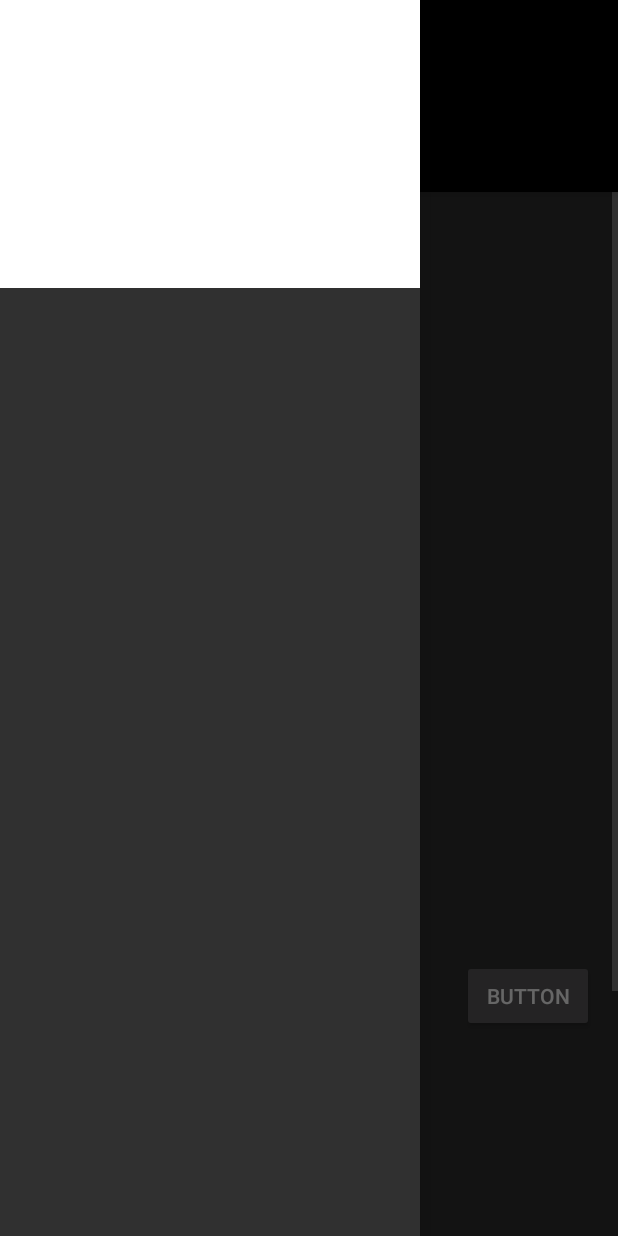
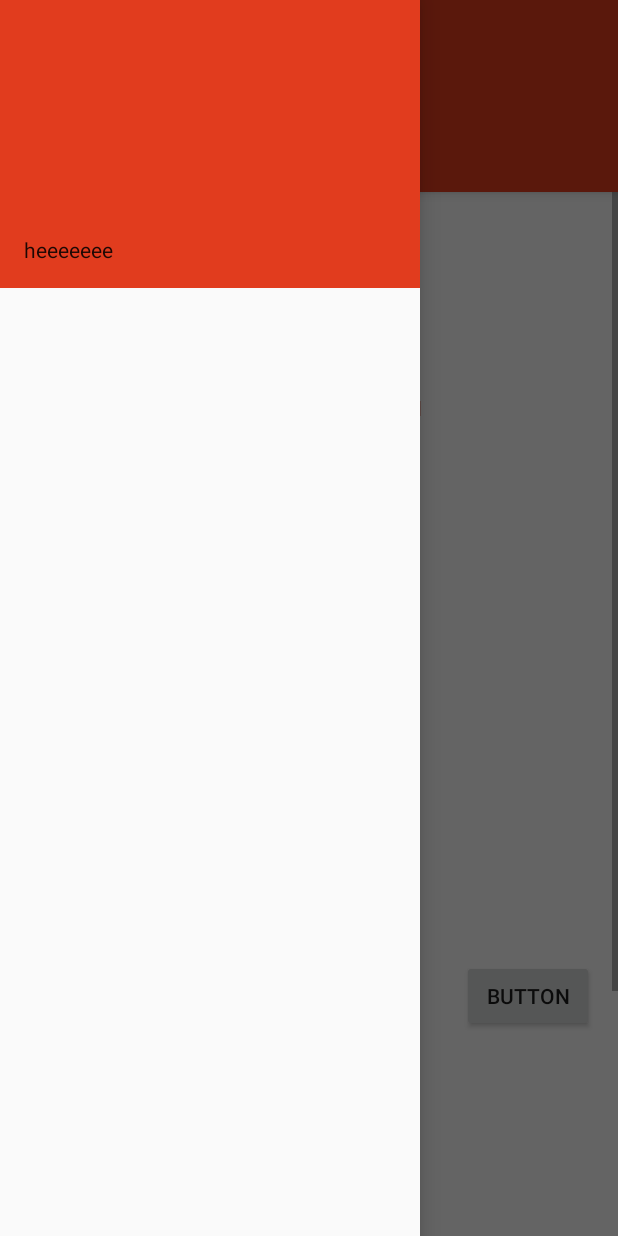
Before and after one commit to hilkojj/tjilpret, an Android app: the HomeActivity screen opened directly, with no data from a screen before it, with the side drawer open, on a phone screen of 412 x 824 dp. Run offline under Robolectric (Android 15) with nearby library versions, the phone set to English and light mode, and no system bars.

Commit message:
theme color update

```diff
--- a/app/build.gradle
+++ b/app/build.gradle
@@ -26,6 +26,7 @@ android {
 dependencies {
     implementation fileTree(dir: 'libs', include: ['*.jar'])
     implementation 'com.android.support:appcompat-v7:26.1.0'
+    implementation 'com.android.support:design:26.1.0'
     implementation 'com.android.support.constraint:constraint-layout:1.1.0'
     implementation 'com.android.support:design:26.1.0'
     implementation 'com.google.firebase:firebase-functions:15.0.0'
@@ -34,7 +35,6 @@ dependencies {
     androidTestImplementation 'com.android.support.test:runner:1.0.2'
     androidTestImplementation 'com.android.support.test.espresso:espresso-core:3.0.2'
     implementation "org.jetbrains.kotlin:kotlin-stdlib-jre7:$kotlin_version"
-    implementation 'com.android.support:design'
 }
 
 
--- a/app/src/main/java/com/hilkojj/tjilpret/activities/utils/ThemeColors.kt
+++ b/app/src/main/java/com/hilkojj/tjilpret/activities/utils/ThemeColors.kt
@@ -2,7 +2,6 @@ package com.hilkojj.tjilpret.activities.utils
 
 import android.content.Context
 import android.graphics.Color
-import com.hilkojj.tjilpret.R
 
 
 class ThemeColors(context: Context, red: Int, green: Int, blue: Int) {
@@ -16,11 +15,7 @@ class ThemeColors(context: Context, red: Int, green: Int, blue: Int) {
 
         val stringColor = Integer.toHexString(Color.rgb(r, g, b)).substring(2)
 
-//        if ((r + g + b) / 3f > 200)
-        context.setTheme(R.style.AppThemeDark)
-//        context.setTheme(R.style.WelcomeTheme)
-//        context.setTheme(context.resources.getIdentifier("T_$stringColor", "style", context.packageName))
-        context.setTheme(R.style.accent)
+        context.setTheme(context.resources.getIdentifier("T_$stringColor", "style", context.packageName))
     }
 
 }
--- a/app/src/main/res/layout/fragment_notifications.xml
+++ b/app/src/main/res/layout/fragment_notifications.xml
@@ -84,6 +84,9 @@
 
         <Button
             android:id="@+id/button5"
+            android:drawableLeft="@drawable/ic_person_outline_white_24dp"
+            android:drawableTint="?attr/colorAccent"
+            android:textColor="?attr/colorAccent"
             android:layout_width="wrap_content"
             android:layout_height="wrap_content"
             android:layout_marginLeft="92dp"
--- a/app/src/main/res/layout/nav_drawer_header.xml
+++ b/app/src/main/res/layout/nav_drawer_header.xml
@@ -2,10 +2,9 @@
 <LinearLayout xmlns:android="http://schemas.android.com/apk/res/android"
     android:layout_width="match_parent"
     android:layout_height="192dp"
-    android:background="@color/colorPrimaryDark"
     android:padding="16dp"
-    android:theme="@style/ThemeOverlay.AppCompat.Dark"
     android:orientation="vertical"
+    android:background="?attr/colorPrimary"
     android:gravity="bottom">
 
     <TextView
--- a/app/src/main/res/values/colors.xml
+++ b/app/src/main/res/values/colors.xml
@@ -1,9 +1,6 @@
 <?xml version="1.0" encoding="utf-8"?>
 <resources>
     <color name="colorPrimary">#5e5eff</color>
-    <color name="colorPrimaryDark">#ffffff</color>
-    <color name="colorAccent">#202020</color>
-    <color name="text_color_primary">#ddffffff</color>
-    <color name="foreground_material_light">#ffffff</color>
-    <color name="text_color_secondary">#ffffff</color>
+    <color name="colorPrimaryDark">#4f4fcc</color>
+    <color name="colorAccent">#37ff87</color>
 </resources>
--- a/app/src/main/res/values/styles.xml
+++ b/app/src/main/res/values/styles.xml
@@ -1,20 +1,12 @@
 <resources>
-    <style name="AppThemeDark" parent="Theme.AppCompat.NoActionBar">
-        <item name="colorPrimary">#000</item>
-        <item name="colorPrimaryDark">#000</item>
-        <item name="colorAccent">#000</item>
-    </style>
 
-    <style name="AppThemeLight" parent="Theme.AppCompat.Light.NoActionBar">
-        <item name="colorPrimary">#000</item>
-        <item name="colorPrimaryDark">#000</item>
-        <item name="colorAccent">#000</item>
+    <style name="AppTheme" parent="Theme.AppCompat.Light.NoActionBar">
     </style>
 
     <style name="WelcomeTheme" parent="Theme.AppCompat.NoActionBar">
         <item name="colorPrimary">@color/colorPrimary</item>
-        <item name="colorPrimaryDark">#4f4fcc</item>
-        <item name="colorAccent">#37ff87</item>
+        <item name="colorPrimaryDark">@color/colorPrimaryDark</item>
+        <item name="colorAccent">@color/colorAccent</item>
         <item name="android:colorBackground">@color/colorPrimary</item>
         <item name="android:windowBackground">@color/colorPrimary</item>
     </style>
```
Also changed, not shown: app/src/main/AndroidManifest.xml (+5 -5 lines).
